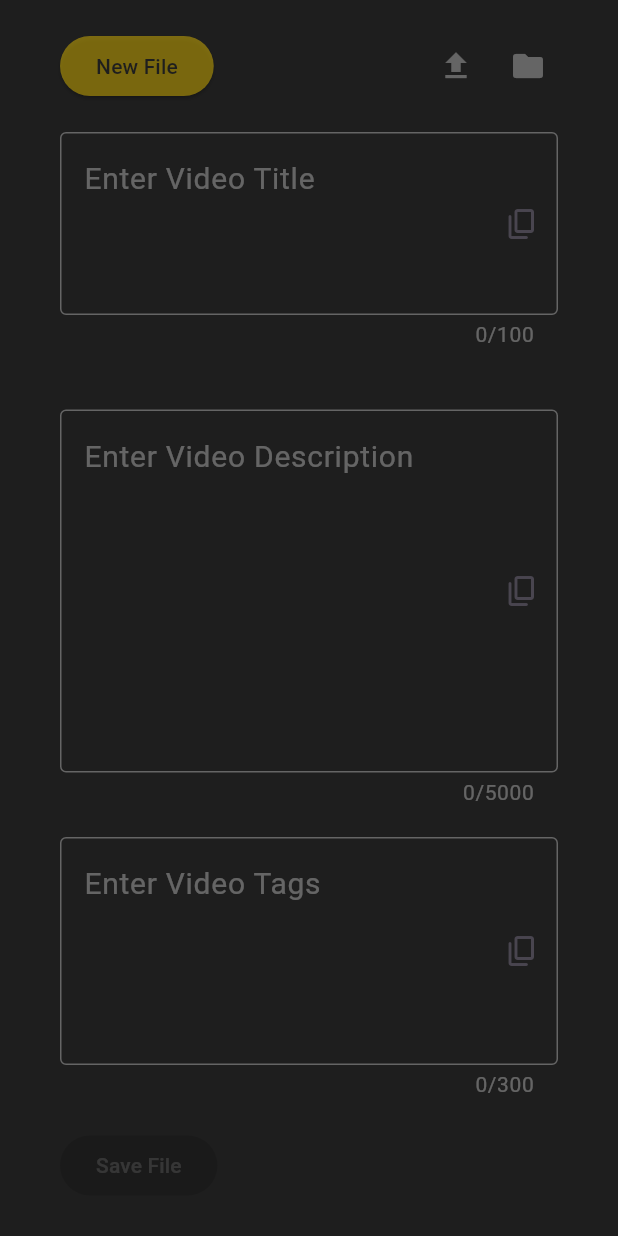
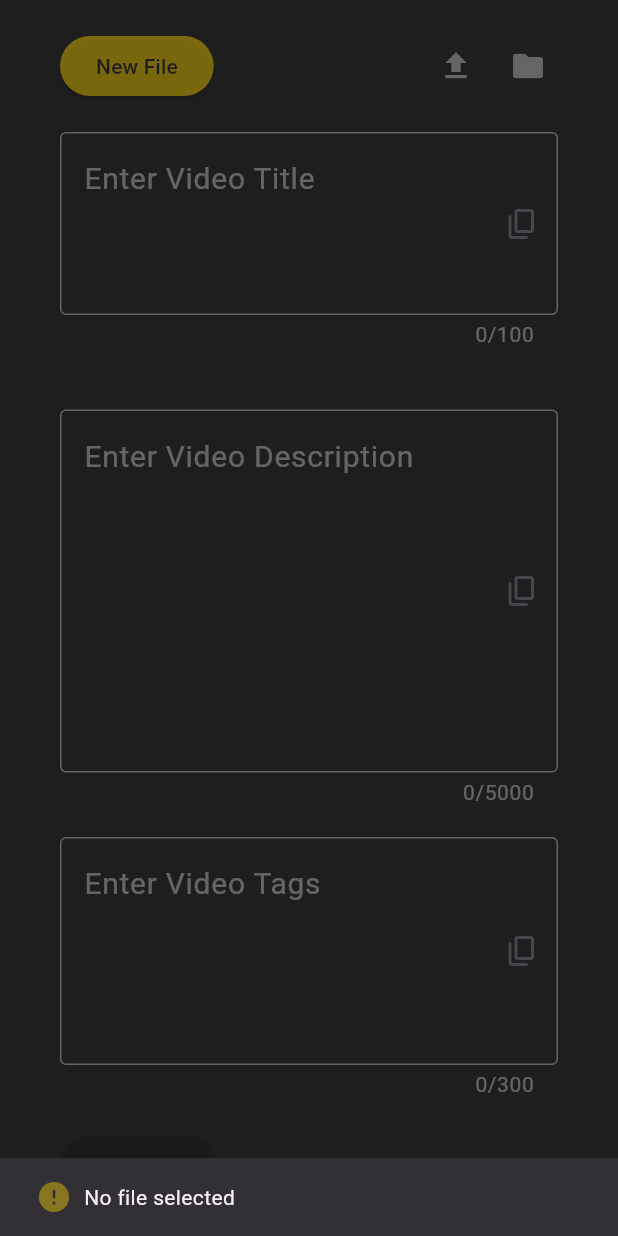
Before and after one commit to gentlemani/Ricking, a Flutter app: the screen it shows after launch, after a tap on the "file upload" icon, on a phone screen of 412 x 824 dp. Run offline on Flutter 3.47's test engine with Material 3 defaults, Android fonts, the phone set to English and light mode, and no system bars; our stand-ins replace file_picker.

Commit message:
new file button working

```diff
--- a/lib/screens/home_screen.dart
+++ b/lib/screens/home_screen.dart
@@ -66,10 +66,13 @@ class _HomeScreenState extends State<HomeScreen> {
             Row(
               mainAxisAlignment: MainAxisAlignment.spaceBetween,
               children: [
-                _mainButton(() => null, 'New File'),
+                _mainButton(() => fileService.newFile(context), 'New File'),
                 Row(
                   children: [
-                    _actionButton(() => null, Icons.file_upload),
+                    _actionButton(
+                      () => fileService.loadFile(context),
+                      Icons.file_upload,
+                    ),
                     const SizedBox(width: 8),
                     _actionButton(() => null, Icons.folder),
                   ],
--- a/lib/services/file_service.dart
+++ b/lib/services/file_service.dart
@@ -11,7 +11,7 @@ class FileService {
 
   bool fieldsNotEmpty = false;
 
-  File? _selectedField;
+  File? _selectedFile;
   String _selectedDirectory = '';
 
   void saveContent(context) async {
@@ -19,15 +19,16 @@ class FileService {
     final description = descriptionController.text;
     final tags = tagsController.text;
 
-    final textContent = 'Title:\n\n$title\n\nDescription:\n\n$description\n\nTags:\n\n$tags';
+    final textContent =
+        "Title:\n\n$title\n\nDescription:\n\n$description\n\nTags:\n\n$tags";
 
-    try{
-      if(_selectedField != null){
-        await _selectedField!.writeAsString(textContent);
-      }else{
+    try {
+      if (_selectedFile != null) {
+        await _selectedFile!.writeAsString(textContent);
+      } else {
         final todayDate = getTodayDate();
         String metadataDirPath = _selectedDirectory;
-        if(metadataDirPath.isEmpty){
+        if (metadataDirPath.isEmpty) {
           final directory = await FilePicker.getDirectoryPath();
           _selectedDirectory = metadataDirPath = directory!;
         }
@@ -35,18 +36,59 @@ class FileService {
         final newFile = File(filepath);
         await newFile.writeAsString(textContent);
       }
-      SnackBarUtils.showSnackbar(context, Icons.check_circle, 'File Saved Succesfully');
-    }catch(e){
-      print(e);
+      SnackBarUtils.showSnackbar(
+        context,
+        Icons.check_circle,
+        'File Saved Succesfully',
+      );
+    } catch (e) {
       SnackBarUtils.showSnackbar(context, Icons.error, 'File not saved');
     }
+  }
 
+  void loadFile(context) async {
+    try {
+      FilePickerResult? result = await FilePicker.pickFiles();
+      if (result != null) {
+        File file = File(result.files.single.path!);
+        _selectedFile = file;
+
+        final fileContent = await file.readAsString();
+
+        final lines = fileContent.split('\n\n');
+        titleController.text = lines[1];
+        descriptionController.text = lines[3];
+        tagsController.text = lines[5];
+
+        SnackBarUtils.showSnackbar(context, Icons.upload_file, 'File uploaded');
+      } else {
+        SnackBarUtils.showSnackbar(
+          context,
+          Icons.error_rounded,
+          'No file selected',
+        );
+      }
+    } catch (e) {
+      SnackBarUtils.showSnackbar(
+        context,
+        Icons.error_rounded,
+        'No file selected',
+      );
+    }
   }
-  static String getTodayDate(){
+
+  void newFile(context) {
+    _selectedFile = null;
+    titleController.clear();
+    descriptionController.clear();
+    tagsController.clear();
+    SnackBarUtils.showSnackbar(context, Icons.file_upload, 'New File created');
+  }
+
+  static String getTodayDate() {
     final now = DateTime.now();
     final formatter = DateFormat('dd-MM-yyyy');
     final formatterDate = formatter.format(now);
     return formatterDate;
   }
-
 }
```
